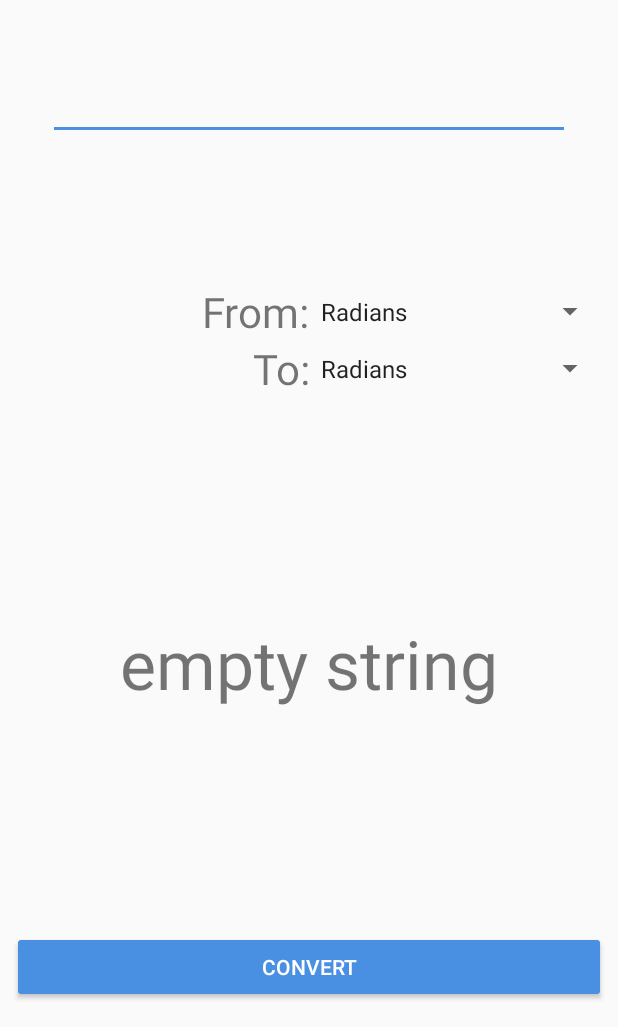
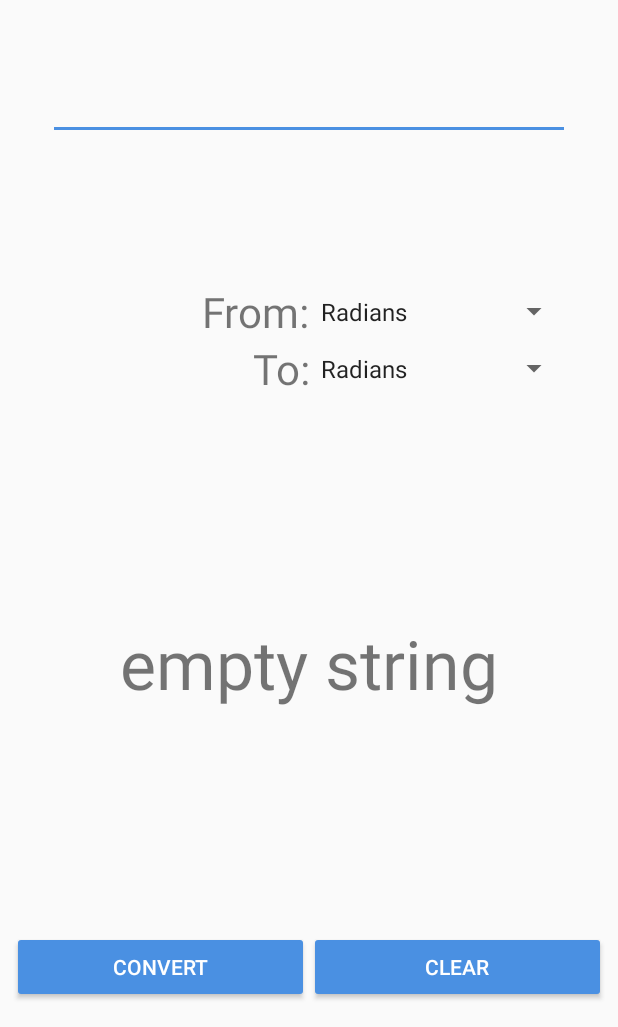
Before and after one commit to Blunderchips/Android-Angle-Converter, an Android app: the screen it shows after launch (MainActivity), after a tap on "CONVERT", on a phone screen of 412 x 824 dp, the part 209-1236 px from its top. Run offline under Robolectric (Android 15) with nearby library versions, the phone set to English and light mode, and no system bars; our stand-ins replace AdMob.

Commit message:
Added clear button

```diff
--- a/Angle Converter/app/src/main/java/dot/empire/angleconverter/MainActivity.java
+++ b/Angle Converter/app/src/main/java/dot/empire/angleconverter/MainActivity.java
@@ -69,6 +69,7 @@ public final class MainActivity extends AppCompatActivity implements View.OnClic
         this.degreesConvversions.put("Gon", 360 / 400d);
         this.degreesConvversions.put("Mil", 360 / 6400d);
 
+        ((Button) findViewById(R.id.btnClear)).setOnClickListener(this);
         ((Button) findViewById(R.id.btnConvert)).setOnClickListener(this);
 
         this.txfOutput = (TextView) findViewById(R.id.txtOutput);
@@ -86,6 +87,8 @@ public final class MainActivity extends AppCompatActivity implements View.OnClic
      */
     @Override
     public void onClick(View v) {
+        switch (v.getId()) {
+            case R.id.btnConvert: {
                 try {
                     double deg = Double.parseDouble(txfInput.getText().toString()) // convert to degrees
                             * degreesConvversions.get(spnFrom.getSelectedItem().toString());
@@ -101,4 +104,12 @@ public final class MainActivity extends AppCompatActivity implements View.OnClic
                     this.txfOutput.setText(msg);
                 }
             }
+            return;
+            case R.id.btnClear: {
+                this.txfInput.setText("");
+                this.txfOutput.setText("");
             }
+            return;
+        }
+    }
+}
--- a/Angle Converter/app/src/main/res/layout/content_main.xml
+++ b/Angle Converter/app/src/main/res/layout/content_main.xml
@@ -46,11 +46,11 @@
         android:layout_width="match_parent"
         android:layout_height="wrap_content"
         android:layout_marginBottom="8dp"
-        android:layout_marginEnd="8dp"
-        android:layout_marginStart="8dp"
+        android:layout_marginEnd="32dp"
+        android:layout_marginStart="32dp"
         android:layout_marginTop="8dp"
         android:orientation="vertical"
-        app:layout_constraintBottom_toTopOf="@+id/btnConvert"
+        app:layout_constraintBottom_toTopOf="@+id/buttons"
         app:layout_constraintEnd_toEndOf="parent"
         app:layout_constraintHorizontal_bias="0.0"
         app:layout_constraintStart_toStartOf="parent"
@@ -121,14 +121,13 @@
         android:singleLine="true"
         android:text=""
         android:textSize="45sp"
-        app:layout_constraintBottom_toTopOf="@+id/btnConvert"
+        app:layout_constraintBottom_toTopOf="@+id/buttons"
         app:layout_constraintEnd_toEndOf="parent"
         app:layout_constraintStart_toStartOf="parent"
         app:layout_constraintTop_toBottomOf="@+id/linearLayout" />
 
-    <Button
-        android:id="@+id/btnConvert"
-        style="@style/Widget.AppCompat.Button.Colored"
+    <LinearLayout
+        android:id="@+id/buttons"
         android:layout_width="match_parent"
         android:layout_height="wrap_content"
         android:layout_alignParentStart="true"
@@ -137,10 +136,27 @@
         android:layout_marginBottom="8dp"
         android:layout_marginEnd="8dp"
         android:layout_marginStart="8dp"
-        android:text="Convert"
+        android:orientation="horizontal"
         app:layout_constraintBottom_toTopOf="@+id/adView"
         app:layout_constraintEnd_toEndOf="parent"
-        app:layout_constraintStart_toStartOf="parent" />
+        app:layout_constraintStart_toStartOf="parent">
+
+        <Button
+            android:id="@+id/btnConvert"
+            style="@style/Widget.AppCompat.Button.Colored"
+            android:layout_width="match_parent"
+            android:layout_height="wrap_content"
+            android:layout_weight="1"
+            android:text="Convert" />
+
+        <Button
+            android:id="@+id/btnClear"
+            style="@style/Widget.AppCompat.Button.Colored"
+            android:layout_width="match_parent"
+            android:layout_height="wrap_content"
+            android:layout_weight="1"
+            android:text="Clear" />
+    </LinearLayout>
 
     <com.google.android.gms.ads.AdView xmlns:ads="http://schemas.android.com/apk/res-auto"
         android:id="@+id/adView"
```
Lines whose indentation alone changed are shown as unchanged.
